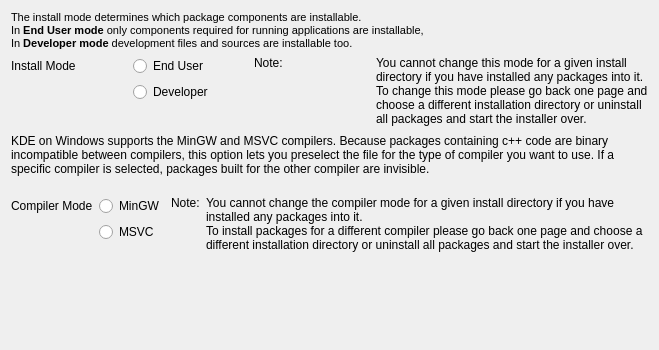
The window that gui/usercompilermodepage.ui (KDE/kdewin-installer) describes before a commit, drawn with Qt 5.
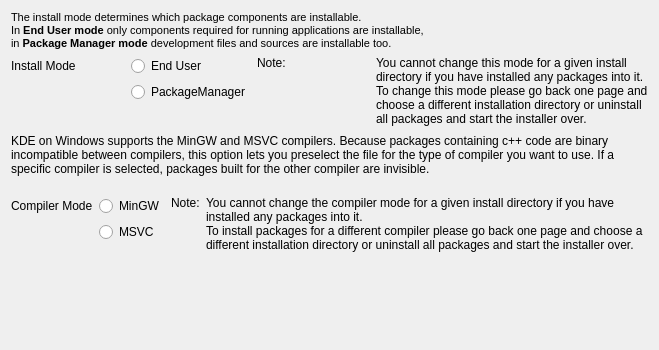
The same window after the commit.

Commit message: separated internal package manager mode from end user mode

The edit to the form file:
```diff
--- a/gui/usercompilermodepage.ui
+++ b/gui/usercompilermodepage.ui
@@ -19,12 +19,13 @@
    <item>
     <widget class="QLabel" name="label_2" >
      <property name="text" >
-      <string>&lt;html>&lt;head>&lt;meta name="qrichtext" content="1" />&lt;style type="text/css">
+      <string>&lt;!DOCTYPE HTML PUBLIC "-//W3C//DTD HTML 4.0//EN" "http://www.w3.org/TR/REC-html40/strict.dtd">
+&lt;html>&lt;head>&lt;meta name="qrichtext" content="1" />&lt;style type="text/css">
 p, li { white-space: pre-wrap; }
 &lt;/style>&lt;/head>&lt;body style=" font-family:'MS Shell Dlg 2'; font-size:8.25pt; font-weight:400; font-style:normal;">
 &lt;p style=" margin-top:0px; margin-bottom:0px; margin-left:0px; margin-right:0px; -qt-block-indent:0; text-indent:0px; font-size:8pt;">The install mode determines which package components are installable. &lt;/p>
 &lt;p style=" margin-top:0px; margin-bottom:0px; margin-left:0px; margin-right:0px; -qt-block-indent:0; text-indent:0px; font-size:8pt;">In &lt;span style=" font-weight:600;">End User mode&lt;/span> only components required for running applications are installable,&lt;/p>
-&lt;p style=" margin-top:0px; margin-bottom:0px; margin-left:0px; margin-right:0px; -qt-block-indent:0; text-indent:0px; font-size:8pt;">In &lt;span style=" font-weight:600;">Developer mode&lt;/span> development files and sources are installable too.&lt;/p>&lt;/body>&lt;/html></string>
+&lt;p style=" margin-top:0px; margin-bottom:0px; margin-left:0px; margin-right:0px; -qt-block-indent:0; text-indent:0px; font-size:8pt;">in &lt;span style=" font-weight:600;">Package Manager mode&lt;/span> development files and sources are installable too.&lt;/p>&lt;/body>&lt;/html></string>
      </property>
      <property name="scaledContents" >
       <bool>true</bool>
@@ -96,7 +97,7 @@
      <item row="1" column="1" >
       <widget class="QRadioButton" name="installModeDeveloper" >
        <property name="text" >
-        <string>Developer</string>
+        <string>PackageManager</string>
        </property>
        <property name="checked" >
         <bool>false</bool>
```
Left out of the diff: 16 changed lines with no effect on the pictures. The commit also changes 7 other files.
